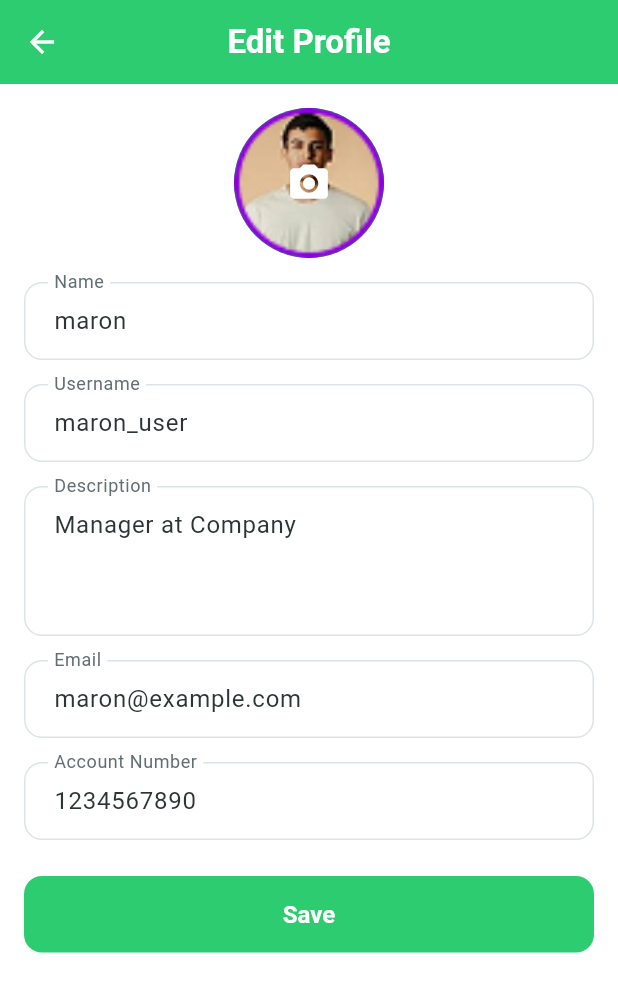
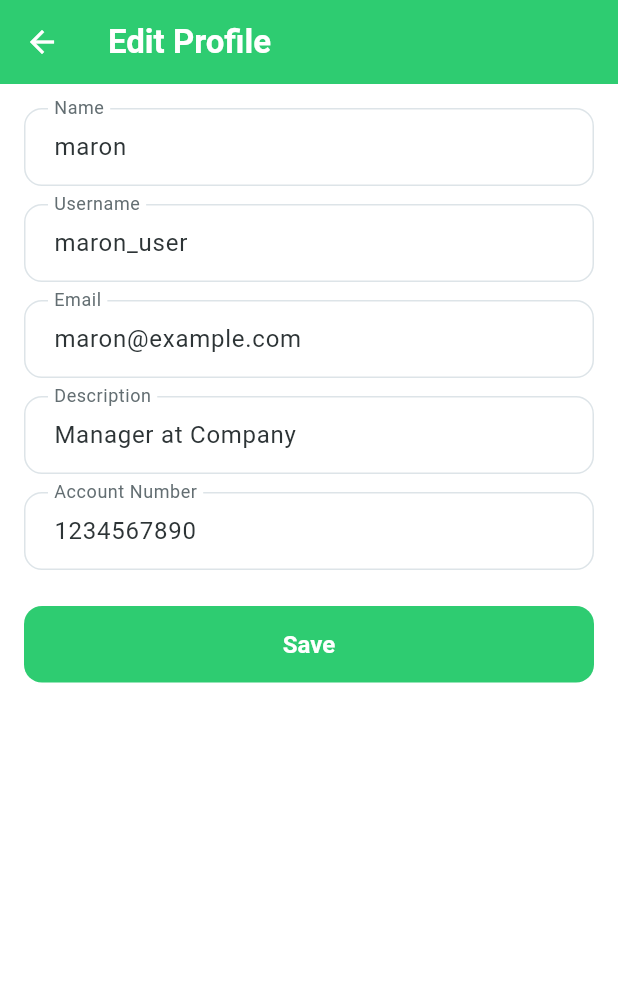
Before and after one commit to KALU56/Tipping_App, a Flutter app: the ProfileEditScreen screen opened directly, on a phone screen of 412 x 824 dp. Shown: the top 992 px of the screen. Run offline on Flutter 3.47's test engine with Material 3 defaults, Android fonts, the light colour scheme and no system bars; our stand-ins replace flutter_svg, image_picker; accounts and stored records are empty.

Commit message:
add setting ui

```diff
--- a/tip_employee/lib/src/features/settings/data/mock_user_repository.dart
+++ b/tip_employee/lib/src/features/settings/data/mock_user_repository.dart
@@ -1,27 +1,25 @@
-// lib/src/features/settings/data/mock_user_repository.dart
-import '../domain/models/user_profile.dart';
+import '../domain/models/user.dart';
 import '../domain/repositories/user_repository.dart';
 
 class MockUserRepository implements UserRepository {
+  User _mockUser = const User(
+    id: "1",
+    name: "maron",
+    username: "maron_user",
+    email: "maron@example.com",
+    description: "Manager at Company",
+    accountNumber: "1234567890",
+  );
+
   @override
-  Future<UserProfile> getUserProfile() async {
-    await Future.delayed(const Duration(milliseconds: 500));
-    return UserProfile(
-      name: 'maron',
-      role: 'manager',
-      avatar: 'assets/images/Ellipse 7.png',
-    );
+  Future<User> getProfile() async {
+    await Future.delayed(const Duration(milliseconds: 300));
+    return _mockUser;
   }
 
   @override
-  Future<void> updatePassword(String oldPassword, String newPassword) async {
-    await Future.delayed(const Duration(milliseconds: 500));
-    // Just mock success
-  }
-
-  @override
-  Future<void> logout() async {
-    await Future.delayed(const Duration(milliseconds: 500));
-    // Mock logout
+  Future<void> updateProfile(User user) async {
+    await Future.delayed(const Duration(milliseconds: 300));
+    _mockUser = user;
   }
 }
--- /dev/null
+++ b/tip_employee/lib/src/features/settings/domain/models/user.dart
@@ -0,0 +1,38 @@
+class User {
+  final String id;
+  final String name;
+  final String username;
+  final String email;
+  final String description;
+  final String accountNumber;
+  final String? imagePath;
+
+  const User({
+    required this.id,
+    required this.name,
+    required this.username,
+    required this.email,
+    required this.description,
+    required this.accountNumber,
+    this.imagePath,
+  });
+
+  User copyWith({
+    String? name,
+    String? username,
+    String? email,
+    String? description,
+    String? accountNumber,
+    String? imagePath,
+  }) {
+    return User(
+      id: id,
+      name: name ?? this.name,
+      username: username ?? this.username,
+      email: email ?? this.email,
+      description: description ?? this.description,
+      accountNumber: accountNumber ?? this.accountNumber,
+      imagePath: imagePath ?? this.imagePath,
+    );
+  }
+}
--- a/tip_employee/lib/src/features/settings/presentation/screens/Profileedit_Screen.dart
+++ b/tip_employee/lib/src/features/settings/presentation/screens/Profileedit_Screen.dart
@@ -1,7 +1,6 @@
 
 
 part of '../../settings.dart';
-
 class ProfileEditScreen extends StatefulWidget {
   const ProfileEditScreen({super.key});
 
@@ -10,181 +9,83 @@ class ProfileEditScreen extends StatefulWidget {
 }
 
 class _ProfileEditScreenState extends State<ProfileEditScreen> {
-  File? _profileImage;
-  final ImagePicker _picker = ImagePicker();
+  final _repo = MockUserRepository();
+  final _formKey = GlobalKey<FormState>();
 
-  final TextEditingController _nameController = TextEditingController();
-  final TextEditingController _usernameController = TextEditingController();
-  final TextEditingController _descriptionController = TextEditingController();
-  final TextEditingController _emailController = TextEditingController();
-  final TextEditingController _accountController = TextEditingController();
+  late TextEditingController _nameController;
+  late TextEditingController _usernameController;
+  late TextEditingController _emailController;
+  late TextEditingController _descController;
+  late TextEditingController _accountController;
+
+  User? _user;
 
   @override
   void initState() {
     super.initState();
-    // Initialize with current user data (you would fetch this from your data source)
-    _nameController.text = 'maron';
-    _usernameController.text = 'maron_user';
-    _descriptionController.text = 'Manager at Company';
-    _emailController.text = 'maron@example.com';
-    _accountController.text = '1234567890';
+    _loadUser();
   }
 
-  @override
-  void dispose() {
-    _nameController.dispose();
-    _usernameController.dispose();
-    _descriptionController.dispose();
-    _emailController.dispose();
-    _accountController.dispose();
-    super.dispose();
+  Future<void> _loadUser() async {
+    final user = await _repo.getProfile();
+    setState(() {
+      _user = user;
+      _nameController = TextEditingController(text: user.name);
+      _usernameController = TextEditingController(text: user.username);
+      _emailController = TextEditingController(text: user.email);
+      _descController = TextEditingController(text: user.description);
+      _accountController = TextEditingController(text: user.accountNumber);
+    });
   }
 
-  Future<void> _pickImage(ImageSource source) async {
-    final XFile? pickedFile = await _picker.pickImage(source: source, imageQuality: 70);
-    if (pickedFile != null) {
-      // Save to local storage
-      final Directory appDir = await getApplicationDocumentsDirectory();
-      final String fileName = pickedFile.name;
-      final File localImage = await File(pickedFile.path).copy('${appDir.path}/$fileName');
+  Future<void> _saveProfile() async {
+    if (!_formKey.currentState!.validate()) return;
 
-      setState(() {
-        _profileImage = localImage;
-      });
+    final updated = _user!.copyWith(
+      name: _nameController.text,
+      username: _usernameController.text,
+      email: _emailController.text,
+      description: _descController.text,
+      accountNumber: _accountController.text,
+    );
+
+    await _repo.updateProfile(updated);
+
+    if (mounted) {
+      ScaffoldMessenger.of(context).showSnackBar(
+        const SnackBar(content: Text("Profile updated!")),
+      );
+      Navigator.pop(context, updated);
     }
-  }
-
-  void _showImagePickerDialog() {
-    showDialog(
-      context: context,
-      builder: (_) => AlertDialog(
-        title: const Text('Change Profile Picture'),
-        content: Column(
-          mainAxisSize: MainAxisSize.min,
-          children: [
-            ListTile(
-              leading: const Icon(Icons.photo_library),
-              title: const Text('Gallery'),
-              onTap: () {
-                Navigator.pop(context);
-                _pickImage(ImageSource.gallery);
-              },
-            ),
-            ListTile(
-              leading: const Icon(Icons.camera_alt),
-              title: const Text('Camera'),
-              onTap: () {
-                Navigator.pop(context);
-                _pickImage(ImageSource.camera);
-              },
-            ),
-          ],
-        ),
-      ),
-    );
-  }
-
-  void _saveProfile() {
-    // Here you can save the profile to local storage or mock repo
-    ScaffoldMessenger.of(context).showSnackBar(
-      const SnackBar(content: Text('Profile updated successfully!')),
-    );
-    Navigator.pop(context);
   }
 
   @override
   Widget build(BuildContext context) {
+    if (_user == null) {
+      return const Scaffold(body: Center(child: CircularProgressIndicator()));
+    }
+
     return Scaffold(
-      appBar: AppBar(
-        title: const Text('Edit Profile'),
-        centerTitle: true,
-      ),
-      body: SingleChildScrollView(
-        padding: const EdgeInsets.all(16),
-        child: Column(
+      appBar: AppBar(title: const Text("Edit Profile")),
+      body: Form(
+        key: _formKey,
+        child: ListView(
+          padding: const EdgeInsets.all(16),
           children: [
-            // Profile image
-            GestureDetector(
-              onTap: _showImagePickerDialog,
-              child: CircleAvatar(
-                radius: 50,
-                backgroundImage: _profileImage != null
-                  ? FileImage(_profileImage!)
-                  : const AssetImage('assets/images/Ellipse 7.png') as ImageProvider,
-                child: _profileImage == null
-                  ? const Icon(Icons.camera_alt, size: 30)
-                  : null,
-              ),
-            ),
-            const SizedBox(height: 16),
-
-            // Name
-            TextField(
-              controller: _nameController,
-              decoration: const InputDecoration(
-                labelText: 'Name',
-                border: OutlineInputBorder(),
-              ),
-            ),
-            const SizedBox(height: 16),
-
-            // Username
-            TextField(
-              controller: _usernameController,
-              decoration: const InputDecoration(
-                labelText: 'Username',
-                border: OutlineInputBorder(),
-              ),
-            ),
-            const SizedBox(height: 16),
-
-            // Description
-            TextField(
-              controller: _descriptionController,
-              maxLines: 3,
-              decoration: const InputDecoration(
-                labelText: 'Description',
-                border: OutlineInputBorder(),
-              ),
-            ),
-            const SizedBox(height: 16),
-
-            // Email
-            TextField(
-              controller: _emailController,
-              keyboardType: TextInputType.emailAddress,
-              decoration: const InputDecoration(
-                labelText: 'Email',
-                border: OutlineInputBorder(),
-              ),
-            ),
-            const SizedBox(height: 16),
-
-            // Account Number
-            TextField(
-              controller: _accountController,
-              keyboardType: TextInputType.number,
-              decoration: const InputDecoration(
-                labelText: 'Account Number',
-                border: OutlineInputBorder(),
-              ),
-            ),
+            TextFormField(controller: _nameController, decoration: const InputDecoration(labelText: "Name")),
+            const SizedBox(height: 12),
+            TextFormField(controller: _usernameController, decoration: const InputDecoration(labelText: "Username")),
+            const SizedBox(height: 12),
+            TextFormField(controller: _emailController, decoration: const InputDecoration(labelText: "Email")),
+            const SizedBox(height: 12),
+            TextFormField(controller: _descController, decoration: const InputDecoration(labelText: "Description")),
+            const SizedBox(height: 12),
+            TextFormField(controller: _accountController, decoration: const InputDecoration(labelText: "Account Number")),
             const SizedBox(height: 24),
-
-            // Save button
-            SizedBox(
-              width: double.infinity,
-              child: ElevatedButton(
-                onPressed: _saveProfile,
-                child: const Text('Save'),
-                style: ElevatedButton.styleFrom(
-                  padding: const EdgeInsets.symmetric(vertical: 16),
-                  shape: RoundedRectangleBorder(
-                    borderRadius: BorderRadius.circular(12),
-                  ),
-                ),
-              ),
-            ),
+            ElevatedButton(
+              onPressed: _saveProfile,
+              child: const Text("Save"),
+            )
           ],
         ),
       ),
--- a/tip_employee/lib/src/features/settings/settings.dart
+++ b/tip_employee/lib/src/features/settings/settings.dart
@@ -2,6 +2,9 @@ import 'package:flutter/material.dart';
 import 'package:image_picker/image_picker.dart';
 import 'package:path_provider/path_provider.dart';
 import 'dart:io';
+
+import 'package:tip_employee/src/features/settings/data/mock_user_repository.dart';
+import 'package:tip_employee/src/features/settings/domain/models/user.dart';
 
 part './presentation/screens/settings_screen.dart';
 part './presentation/screens/change_password.dart';
```
Also changed, not shown: tip_employee/lib/src/features/settings/domain/repositories/user_repository.dart (+3 -5 lines).
